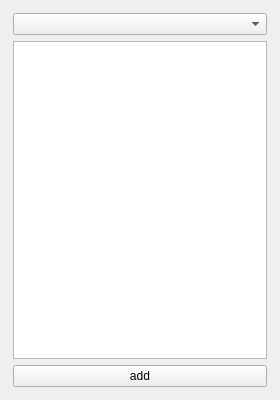
Before: the Qt Designer form mainwindow.ui in MysticOrNot/qtHelper, drawn with Qt 5.
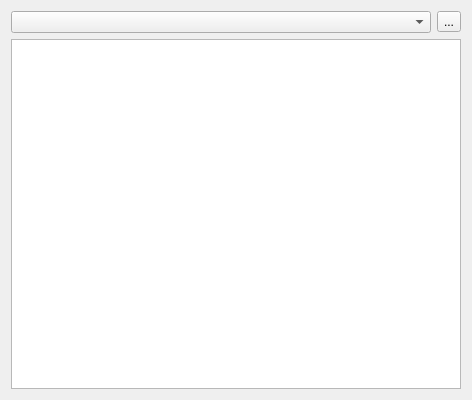
After: the same form once the commit is applied.

```diff
--- a/mainwindow.ui
+++ b/mainwindow.ui
@@ -6,7 +6,7 @@
    <rect>
     <x>0</x>
     <y>0</y>
-    <width>280</width>
+    <width>472</width>
     <height>400</height>
    </rect>
   </property>
@@ -28,42 +28,34 @@
   <widget class="QWidget" name="centralWidget">
    <layout class="QHBoxLayout" name="horizontalLayout">
     <item>
-     <layout class="QVBoxLayout" name="verticalLayout">
-      <property name="sizeConstraint">
-       <enum>QLayout::SetMaximumSize</enum>
-      </property>
-      <property name="leftMargin">
-       <number>2</number>
-      </property>
-      <property name="topMargin">
-       <number>2</number>
-      </property>
-      <property name="rightMargin">
-       <number>2</number>
-      </property>
-      <property name="bottomMargin">
-       <number>2</number>
-      </property>
-      <item>
-       <widget class="QComboBox" name="comboBox"/>
+     <layout class="QGridLayout" name="gridLayout">
+      <item row="0" column="0">
+       <widget class="QComboBox" name="comboBox">
+        <property name="minimumSize">
+         <size>
+          <width>0</width>
+          <height>0</height>
+         </size>
+        </property>
+        <property name="frame">
+         <bool>true</bool>
+        </property>
+       </widget>
       </item>
-      <item>
+      <item row="0" column="1">
+       <widget class="QToolButton" name="toolButton">
+        <property name="text">
+         <string>...</string>
+        </property>
+       </widget>
+      </item>
+      <item row="1" column="0" colspan="2">
        <widget class="QListWidget" name="listWidget">
         <property name="batchSize">
          <number>100</number>
         </property>
        </widget>
       </item>
-      <item>
-       <widget class="QPushButton" name="pushButton">
-        <property name="text">
-         <string>add</string>
-        </property>
-        <property name="flat">
-         <bool>false</bool>
-        </property>
-       </widget>
-      </item>
      </layout>
     </item>
    </layout>
```
